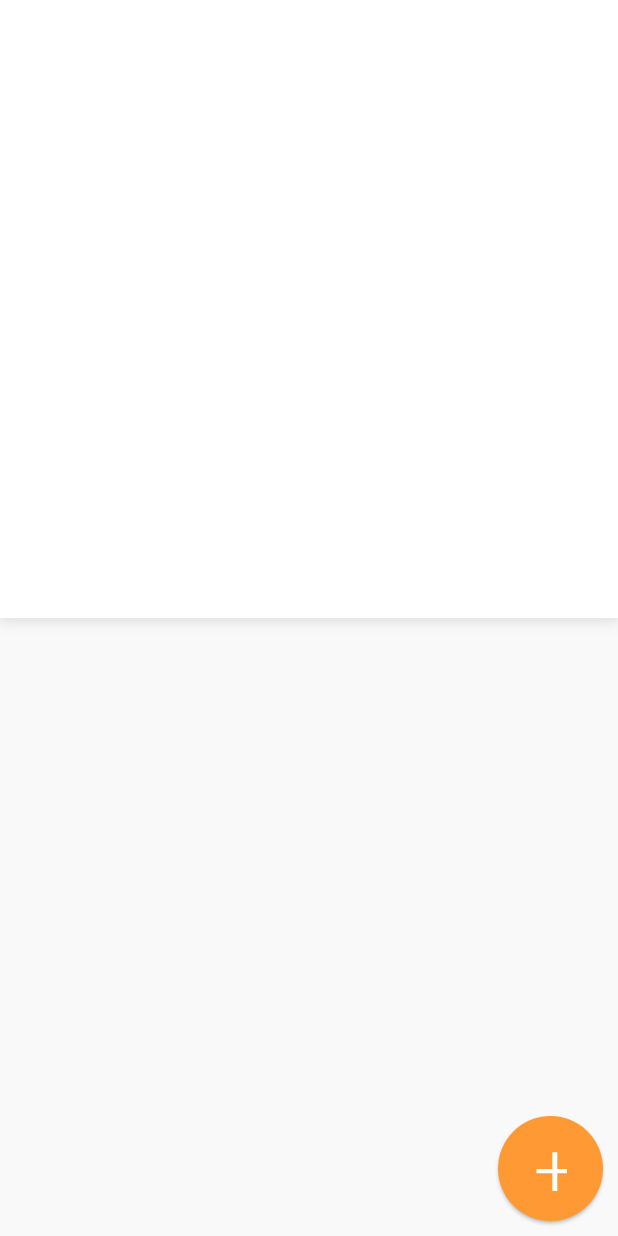
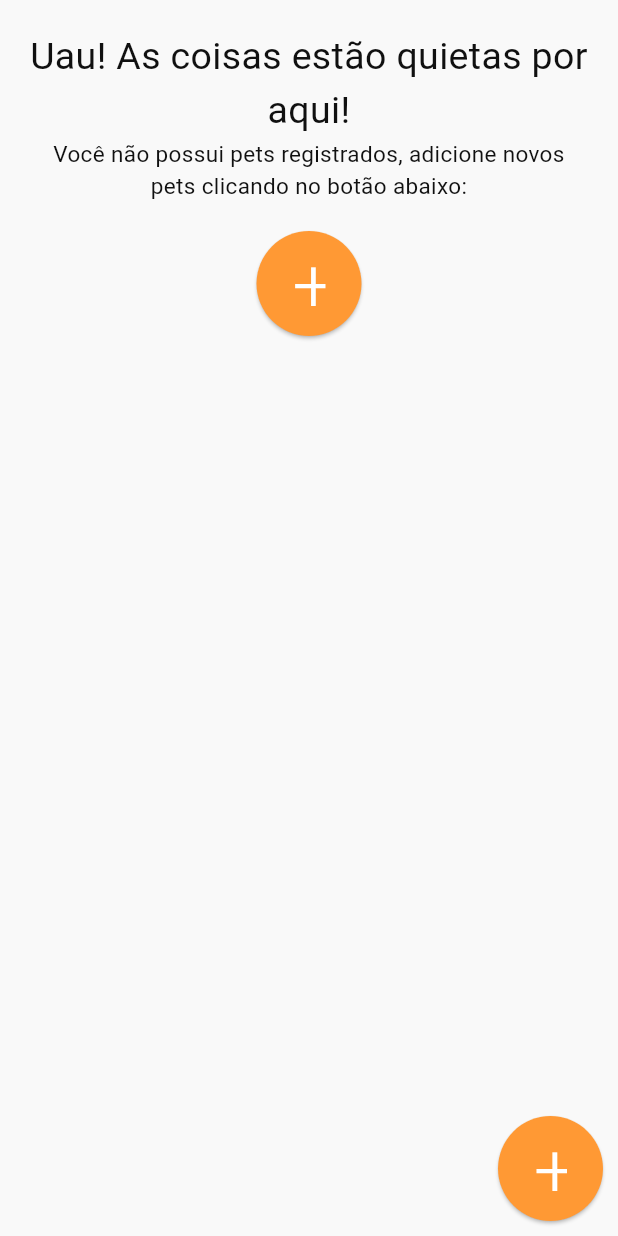
Before and after one commit to DaviNicoletto/pet_parent, a Flutter app: the PetsPage screen opened directly, on a phone screen of 412 x 824 dp. Run offline on Flutter 3.47's test engine with Material 3 defaults, Android fonts, the phone set to English and light mode, and no system bars; our stand-ins replace cloud_firestore, firebase_auth, firebase_core, firebase_storage, google_fonts, image_picker and 1 more; accounts and stored records are empty; generated files the repository leaves out were written again.

Commit message:
Refactor[FetchPets]: Changed ListPets method to StreamPets, using stream to watch any changes in the db and load pets on screen

```diff
--- a/lib/src/views/pets_view.dart
+++ b/lib/src/views/pets_view.dart
@@ -25,7 +25,7 @@ class _PetsPageState extends State<PetsPage> {
     return Scaffold(
       body: Column(
         children: [
-          Expanded(
+          const Expanded(
             child: PetsList(),
           ),
           Expanded(
@@ -34,7 +34,27 @@ class _PetsPageState extends State<PetsPage> {
                 Positioned(
                     bottom: 10,
                     right: 10,
-                    child: Container(
+                    child: AddNewPetButton(widget: widget))
+              ],
+            ),
+          )
+        ],
+      ),
+    );
+  }
+}
+
+class AddNewPetButton extends StatelessWidget {
+  const AddNewPetButton({
+    super.key,
+    required this.widget,
+  });
+
+  final PetsPage widget;
+
+  @override
+  Widget build(BuildContext context) {
+    return Container(
       width: 70,
       height: 70,
       child: ElevatedButton(
@@ -53,12 +73,6 @@ class _PetsPageState extends State<PetsPage> {
                 fontSize: 50,
                 fontWeight: FontWeight.w300)),
       ),
-                    ))
-              ],
-            ),
-          )
-        ],
-      ),
     );
   }
 }
--- a/lib/src/widgets/pets_page/pets_list_widget.dart
+++ b/lib/src/widgets/pets_page/pets_list_widget.dart
@@ -1,8 +1,11 @@
 import 'package:flutter/material.dart';
+import 'package:pet_parent/src/constants/app_constants.dart';
 import 'package:pet_parent/src/models/pet_model.dart';
 import 'package:pet_parent/src/services/auth_service.dart';
 import 'package:pet_parent/src/services/firestore_db.dart';
+import 'package:pet_parent/src/views/pets_view.dart';
 import 'package:pet_parent/src/widgets/pets_page/pet_card_widget.dart';
+import 'package:provider/provider.dart';
 
 class PetsList extends StatefulWidget {
   const PetsList({super.key});
@@ -14,34 +17,62 @@ class PetsList extends StatefulWidget {
 class _PetsListState extends State<PetsList> {
   DBAuth auth = DBAuth();
   CloudDatabase db = CloudDatabase();
-  List<Pet> petsList = [];
-  bool isLoading = true;
+
+  late Stream<List<Pet>> _petsStream;
 
   Future<String?> _getUId() async {
     String? uId = await auth.getLoggedUserId();
     return uId;
   }
 
-  void _loadPetList() async {
-    final String? uId = await _getUId();
-    petsList = await db.listPets(context, uId);
-    print(petsList);
+  @override
+  void initState() {
+    super.initState();
+    _getUId().then((uId) {
+      if (uId != null) {
         setState(() {
-      isLoading = false;
+          _petsStream = db.streamPets(context, uId);
+        });
+      }
     });
   }
 
   @override
-  void initState() {
-    super.initState();
-    _loadPetList();
-  }
+  Widget build(BuildContext context) {
+    AppConstants constants = AppConstants();
+    AppColors colors = AppColors();
+    final PetsPage widget = PetsPage(constants: constants, colors: colors);
 
-  @override
-  Widget build(BuildContext context) {
-    return isLoading
-        ? const Center(child: const CircularProgressIndicator())
-        : Container(
+    return StreamBuilder(
+        stream: _petsStream,
+        builder: ((context, snapshot) {
+          if (snapshot.connectionState == ConnectionState.waiting) {
+            return const CircularProgressIndicator();
+          } else if (snapshot.hasError) {
+            return Center(child: Text('ERRO: ${snapshot.error}'));
+          } else if (!snapshot.hasData || snapshot.data!.isEmpty) {
+            return Container(
+              padding: EdgeInsets.all(20),
+              child: Column(
+                children: [
+                  Text(
+                    "Uau! As coisas estão quietas por aqui!",
+                    style: TextStyle(fontSize: constants.titleFontSize),
+                    textAlign: TextAlign.center,
+                  ),
+                  Text(
+                    "Você não possui pets registrados, adicione novos pets clicando no botão abaixo:",
+                    style: TextStyle(fontSize: constants.textFontSize),
+                    textAlign: TextAlign.center,
+                  ),
+                  Container(padding: EdgeInsets.all(20),child: AddNewPetButton(widget: widget))
+                ],
+              ),
+            );
+          } else {
+            final petsList = snapshot.data!;
+
+            return Container(
               padding: const EdgeInsets.symmetric(vertical: 0, horizontal: 10),
               decoration: BoxDecoration(
                 color: Colors.white,
@@ -67,4 +98,6 @@ class _PetsListState extends State<PetsList> {
               ),
             );
           }
+        }));
   }
+}
```
Also changed, not shown: lib/src/services/firestore_db.dart (+4 -25 lines), lib/src/widgets/pets_page/add_pet_modal_widget.dart (+50 -12 lines). Lines whose indentation alone changed are shown as unchanged.
